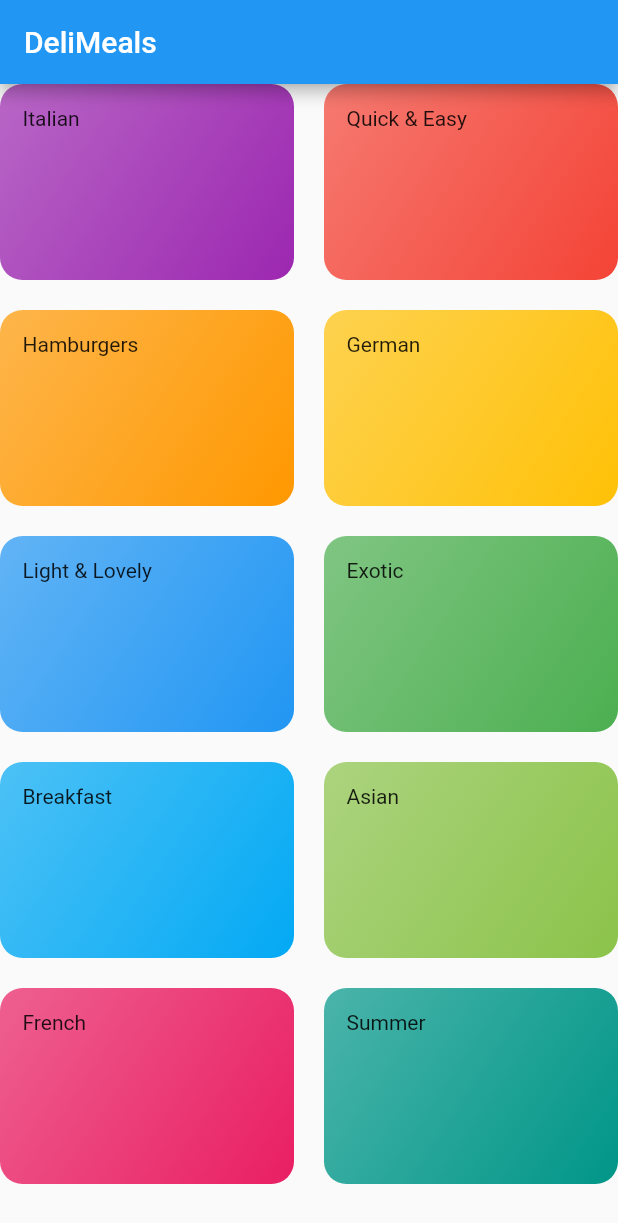
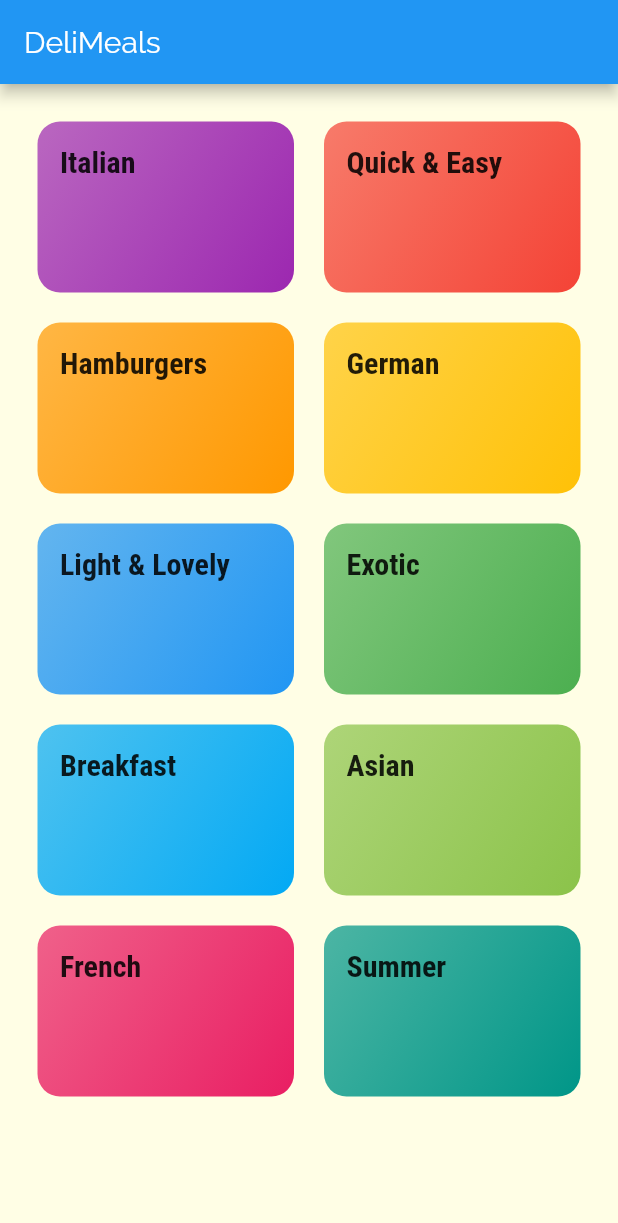
Before and after one commit to notsarthak/recipe-app, a Flutter app: the screen it shows after launch, on a phone screen of 412 x 824 dp. Shown: the top 1223 px of the screen. Run offline on Flutter 3.47's test engine with Material 2 defaults, Android fonts, the phone set to English and light mode, and no system bars.

Commit message:
Added padding to the grid and setup app theme

```diff
--- a/lib/categories_screen.dart
+++ b/lib/categories_screen.dart
@@ -10,6 +10,7 @@ class CategoriesScreen extends StatelessWidget {
         title: const Text("DeliMeals"),
       ),
       body: GridView(
+        padding: const EdgeInsets.all(25),
         children: DUMMY_CATEGORIES
             .map(
               (catData) => CategoryItem(
--- a/lib/category_item.dart
+++ b/lib/category_item.dart
@@ -11,7 +11,10 @@ class CategoryItem extends StatelessWidget {
   Widget build(BuildContext context) {
     return Container(
       padding: const EdgeInsets.all(15),
-      child: Text(title),
+      child: Text(
+        title,
+        style: Theme.of(context).textTheme.headline6,
+      ),
       decoration: BoxDecoration(
         gradient: LinearGradient(
           colors: [color.withOpacity(0.7), color],
--- a/lib/main.dart
+++ b/lib/main.dart
@@ -13,6 +13,22 @@ class MyApp extends StatelessWidget {
       title: 'DeliMeals',
       theme: ThemeData(
         primarySwatch: Colors.blue,
+        accentColor: Colors.amber,
+        canvasColor: Color.fromRGBO(255, 254, 229, 1),
+        fontFamily: "Raleway",
+        textTheme: ThemeData.light().textTheme.copyWith(
+              bodyText2: TextStyle(
+                color: Color.fromRGBO(20, 51, 51, 1),
+              ),
+              bodyText1: TextStyle(
+                color: Color.fromRGBO(20, 51, 51, 1),
+              ),
+              headline6: TextStyle(
+                fontSize: 20,
+                fontWeight: FontWeight.bold,
+                fontFamily: "RobotoCondensed",
+              ),
+            ),
       ),
       home: CategoriesScreen(),
     );
```
Also changed, not shown: pubspec.yaml (+17 -11 lines), assets/fonts/Raleway-Black.ttf (added), assets/fonts/Raleway-Bold.ttf (added), assets/fonts/Raleway-Regular.ttf (added), assets/fonts/RobotoCondensed-Bold.ttf (added), assets/fonts/RobotoCondensed-Italic.ttf (added), assets/fonts/RobotoCondensed-Light.ttf (added), assets/fonts/RobotoCondensed-Regular.ttf (added).
